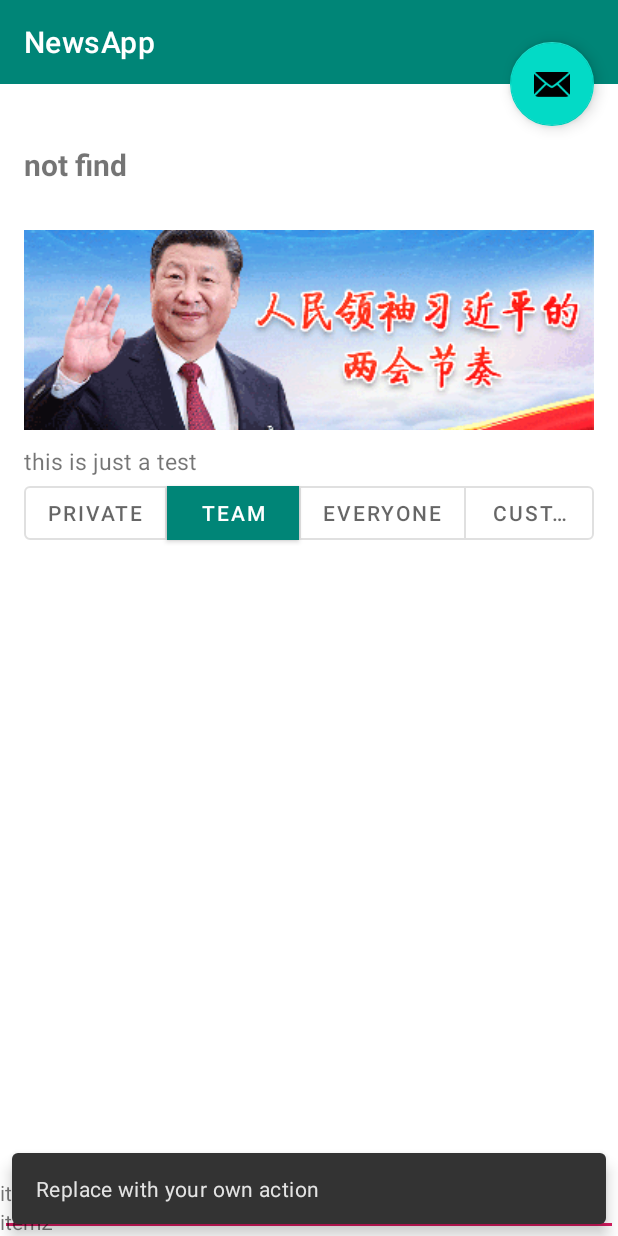
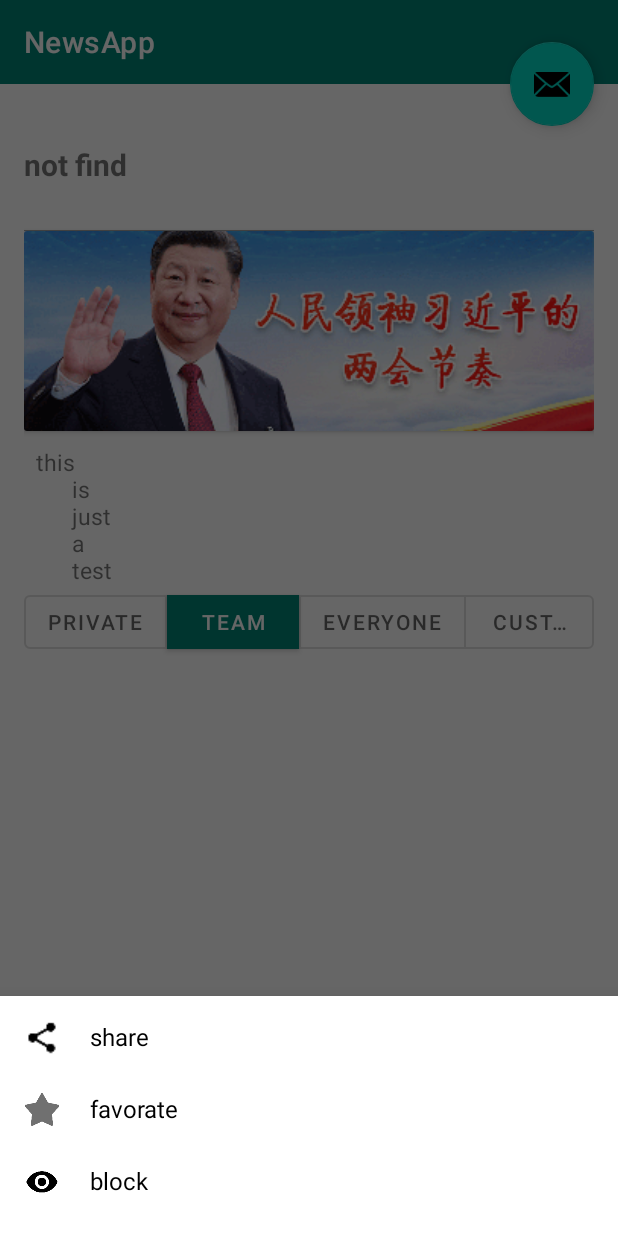
Before and after one commit to leezythu/NewsApp, an Android app: the SingleNews screen opened directly, with no data from a screen before it, after a tap on an icon or button, on a phone screen of 412 x 824 dp. Run offline under Robolectric (Android 15) with nearby library versions, the phone set to English and light mode, and no system bars; our stand-ins replace Room's generated code; libraries missing offline, so code that uses them is left out: com.nostra13.universalimageloader; 3 statements that could not run were skipped.

Commit message:
add share interfece and adjust text layout

```diff
--- a/src/main/java/com/zhenyu/zhenyu/SingleNews.java
+++ b/src/main/java/com/zhenyu/zhenyu/SingleNews.java
@@ -4,8 +4,10 @@ import android.content.Intent;
 import android.os.Bundle;
 
 import com.google.android.material.bottomsheet.BottomSheetBehavior;
+import com.google.android.material.bottomsheet.BottomSheetDialog;
 import com.google.android.material.floatingactionbutton.FloatingActionButton;
 import com.google.android.material.snackbar.Snackbar;
+import com.nostra13.universalimageloader.utils.L;
 import com.zhenyu.zhenyu.Database.AppDatabase;
 import com.zhenyu.zhenyu.Database.NewsEntity;
 import com.zhenyu.zhenyu.user.UserProfile;
@@ -15,15 +17,22 @@ import androidx.appcompat.widget.Toolbar;
 
 import android.view.View;
 import android.widget.FrameLayout;
+import android.widget.LinearLayout;
 import android.widget.TextView;
 import android.widget.Toast;
+
+import java.util.regex.Matcher;
+import java.util.regex.Pattern;
 
 public class SingleNews extends AppCompatActivity implements View.OnClickListener{
 
     private String newsid;
     private DataRepository dataRepository;
-    private FrameLayout bottomsheetlayout;
-    private BottomSheetBehavior bottomSheetBehavior;
+    private LinearLayout bottomsheetlayout;
+    private BottomSheetDialog bottomSheetBehavior;
+    private LinearLayout sharelayout;
+    private LinearLayout favoratelayout;
+    private LinearLayout blockinglayout;
 //    private TextView titleview;
 //    private TextView contentview;
 
@@ -45,8 +54,8 @@ public class SingleNews extends AppCompatActivity implements View.OnClickListene
             public void onClick(View view) {
                 Snackbar.make(view, "Replace with your own action", Snackbar.LENGTH_LONG)
                         .setAction("Action", null).show();
-
-                bottomSheetBehavior.setState(BottomSheetBehavior.STATE_EXPANDED);
+                bottomSheetBehavior.show();
+//                bottomSheetBehavior.setState(BottomSheetBehavior.STATE_EXPANDED);
             }
         });
 
@@ -69,9 +78,19 @@ public class SingleNews extends AppCompatActivity implements View.OnClickListene
         TextView timeView = findViewById(R.id.timeview);
         TextView sourceView = findViewById(R.id.sourceview);
 
+        String rawcontent = entity.getContent();
+        Pattern pattern = Pattern.compile("[\\n\\s]+");
+        Matcher matcher = pattern.matcher(rawcontent);
+        String replacement = "\n        ";
+        StringBuffer strn = new StringBuffer();
+        strn.append("  ");
+        while (matcher.find()){
+            matcher.appendReplacement(strn, replacement);
+        }
+        matcher.appendTail(strn);
 
         titleview.setText(entity.getTitle());
-        contentview.setText(entity.getContent());
+        contentview.setText(strn.toString());
         timeView.setText(entity.getPublishTime());
         sourceView.setText(entity.getPublisher());
 
@@ -81,16 +100,39 @@ public class SingleNews extends AppCompatActivity implements View.OnClickListene
     }
 
     public void initbottonsheet(){
-        bottomsheetlayout = (FrameLayout)findViewById(R.id.bottomsheet);
-        bottomSheetBehavior = BottomSheetBehavior.from(bottomsheetlayout);
-        bottomSheetBehavior.setState(BottomSheetBehavior.STATE_HIDDEN);
+
+        bottomsheetlayout = (LinearLayout) findViewById(R.id.bottomsheet);
+        bottomSheetBehavior = new BottomSheetDialog(this);
+        View view = getLayoutInflater().inflate(R.layout.dialog_bottom, null);
+        bottomSheetBehavior.setContentView(view);
+
+        sharelayout = view.findViewById(R.id.share_item);
+        favoratelayout = view.findViewById(R.id.favorate_item);
+        blockinglayout = view.findViewById(R.id.blocking_item);
+        sharelayout.setOnClickListener(this);
+        favoratelayout.setOnClickListener(this);
+        blockinglayout.setOnClickListener(this);
+
+//        bottomSheetBehavior = BottomSheetBehavior.from(bottomsheetlayout);
+//        bottomSheetBehavior.setState(BottomSheetBehavior.STATE_HIDDEN);
     }
 
     @Override
     public void onClick(View view) {
         switch (view.getId()){
+            case R.id.share_item:
+                Toast.makeText(getApplicationContext(), "click share", Toast.LENGTH_LONG).show();
+                break;
+            case R.id.favorate_item:
+                Toast.makeText(getApplicationContext(), "click favorate", Toast.LENGTH_LONG).show();
+                break;
+            case R.id.blocking_item:
+                Toast.makeText(getApplicationContext(), "click blocking", Toast.LENGTH_LONG).show();
+                break;
+            default:
+                    break;
+        }
 
-        }
     }
 
 }
--- a/src/main/res/layout/activity_single_news.xml
+++ b/src/main/res/layout/activity_single_news.xml
@@ -36,26 +36,5 @@
 
     <include layout="@layout/content_single_news" />
 
-    <FrameLayout
-        android:layout_width="match_parent"
-        android:layout_height="wrap_content"
-        android:id="@+id/bottomsheet"
-        style="?attr/bottomSheetStyle"
-        app:layout_behavior="com.google.android.material.bottomsheet.BottomSheetBehavior"
-        app:behavior_hideable="true"
-        app:behavior_peekHeight="?android:attr/actionBarSize">
-        <LinearLayout
-            android:layout_width="match_parent"
-            android:layout_height="wrap_content"
-            android:orientation="vertical">
-            <TextView
-                android:layout_width="match_parent"
-                android:layout_height="wrap_content"
-                android:text="item1"/>
-            <TextView
-                android:layout_width="match_parent"
-                android:layout_height="wrap_content"
-                android:text="item2"/>
-        </LinearLayout>
-    </FrameLayout>
+
 </androidx.coordinatorlayout.widget.CoordinatorLayout>
--- a/src/main/res/layout/content_single_news.xml
+++ b/src/main/res/layout/content_single_news.xml
@@ -26,6 +26,8 @@
                 android:textSize="20sp"
                 android:textStyle="bold"
                 />
+
+
         <LinearLayout
             android:layout_width="match_parent"
             android:layout_height="wrap_content"
@@ -37,19 +39,29 @@
                 android:layout_height="wrap_content"
                 android:id="@+id/timeview"/>
             <TextView
-                android:layout_width="5sp"
+                android:layout_width="8sp"
                 android:layout_height="wrap_content"/>
             <TextView
                 android:layout_width="wrap_content"
                 android:layout_height="wrap_content"
                 android:id="@+id/sourceview"/>
         </LinearLayout>
+        <View
+            android:layout_width="match_parent"
+            android:layout_height="1px"
+            android:background="@android:color/darker_gray"  />
+
+        <androidx.cardview.widget.CardView
+            android:layout_width="match_parent"
+            android:layout_height="wrap_content"
+            android:layout_gravity="center">
             <ImageView
                 android:layout_width="match_parent"
                 android:layout_height="wrap_content"
                 android:src="@mipmap/banner"
                 android:scaleType="centerCrop"
                 android:contentDescription="TODO" />
+        </androidx.cardview.widget.CardView>
         <TextView
             android:layout_width="match_parent"
             android:layout_height="10dp"
--- /dev/null
+++ b/src/main/res/layout/dialog_bottom.xml
@@ -0,0 +1,91 @@
+<?xml version="1.0" encoding="utf-8"?>
+<LinearLayout xmlns:android="http://schemas.android.com/apk/res/android"
+    android:orientation="vertical" android:layout_width="match_parent"
+    android:layout_height="match_parent">
+    <LinearLayout
+        android:layout_width="match_parent"
+        android:layout_height="wrap_content"
+        android:id="@+id/bottomsheet"
+        android:background="@color/white"
+        style="?attr/bottomSheetStyle"
+        android:paddingLeft="16dp"
+        android:paddingRight="16dp"
+        android:paddingTop="16dp"
+        android:orientation="vertical">
+
+        <!--        app:layout_behavior="com.google.android.material.bottomsheet.BottomSheetBehavior"-->
+        <!--        app:behavior_hideable="true"-->
+        <!--        app:behavior_peekHeight="?android:attr/actionBarSize"-->
+        <LinearLayout
+            android:id="@+id/share_item"
+            android:layout_width="match_parent"
+            android:layout_height="48dp"
+            android:layout_gravity="center"
+            android:orientation="horizontal"
+            android:clickable="true"
+            android:focusable="true"
+            android:background="?attr/selectableItemBackground">
+            <ImageView
+                android:layout_width="24dp"
+                android:layout_height="24dp"
+                android:src="@mipmap/share_black_24dp"/>
+            <TextView
+                android:layout_width="20dp"
+                android:layout_height="wrap_content"/>
+            <TextView
+                android:layout_width="wrap_content"
+                android:layout_height="wrap_content"
+                android:textSize="16sp"
+                android:textColor="@color/black"
+                android:text="@string/bottom_share"/>
+        </LinearLayout>
+
+        <LinearLayout
+            android:id="@+id/favorate_item"
+            android:layout_width="match_parent"
+            android:layout_height="48dp"
+            android:orientation="horizontal"
+            android:clickable="true"
+            android:focusable="true"
+            android:layout_gravity="center"
+            android:background="?attr/selectableItemBackground">
+            <ImageView
+                android:layout_width="24dp"
+                android:layout_height="24dp"
+                android:src="@mipmap/collection"/>
+            <TextView
+                android:layout_width="20dp"
+                android:layout_height="wrap_content"/>
+            <TextView
+                android:layout_width="wrap_content"
+                android:layout_height="wrap_content"
+                android:textSize="16sp"
+                android:textColor="@color/black"
+                android:text="@string/bottom_favorate"/>
+        </LinearLayout>
+
+        <LinearLayout
+            android:id="@+id/blocking_item"
+            android:layout_width="match_parent"
+            android:layout_height="48dp"
+            android:orientation="horizontal"
+            android:clickable="true"
+            android:focusable="true"
+            android:layout_gravity="center"
+            android:background="?attr/selectableItemBackground">
+            <ImageView
+                android:layout_width="24dp"
+                android:layout_height="24dp"
+                android:src="@mipmap/eye"/>
+            <TextView
+                android:layout_width="20dp"
+                android:layout_height="wrap_content"/>
+            <TextView
+                android:layout_width="wrap_content"
+                android:layout_height="wrap_content"
+                android:textSize="16sp"
+                android:textColor="@color/black"
+                android:text="@string/bottom_blocking"/>
+        </LinearLayout>
+    </LinearLayout>
+</LinearLayout>
--- a/src/main/res/values/strings.xml
+++ b/src/main/res/values/strings.xml
@@ -31,6 +31,10 @@
     <string name="tab_text_shehui">社会</string>
     <string name="tab_text_qiche">汽车</string>
     <string name="tab_text_wenhua">文化</string>
+
+    <string name="bottom_share">share</string>
+    <string name="bottom_favorate">favorate</string>
+    <string name="bottom_blocking">block</string>
 
     <string name="title_activity_single_news">SingleNews</string>
     <string name="title_login">SingleNews</string>
```
Also changed, not shown: src/main/res/mipmap-xxhdpi/share_black_24dp.png (added). Lines whose indentation alone changed are shown as unchanged.
